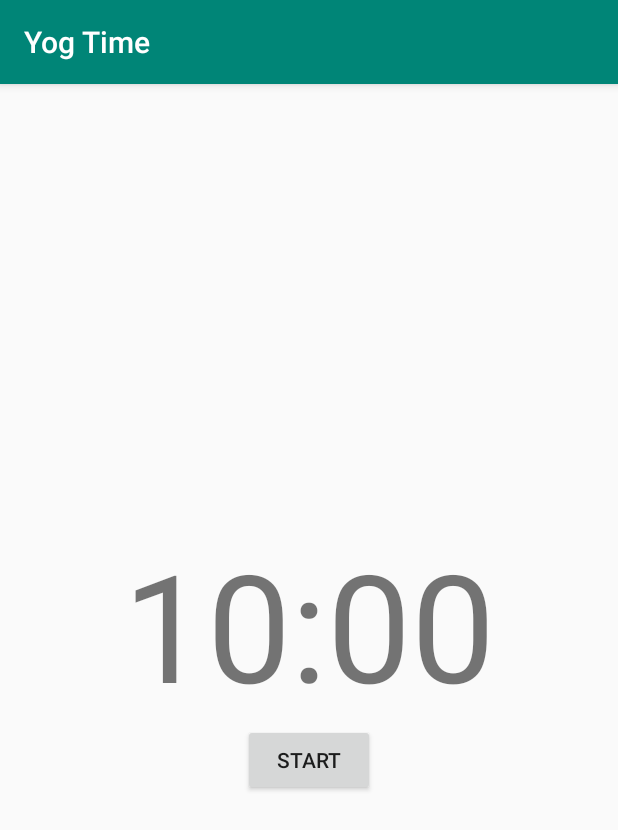
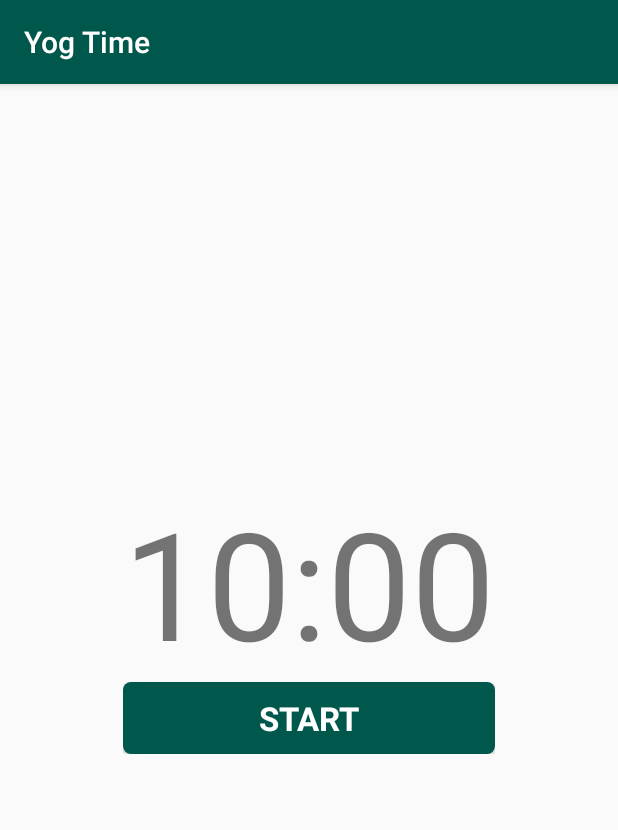
Before and after one commit to Tushaarv/YogTimer, an Android app: the screen it shows after launch (MainActivity), on a phone screen of 412 x 824 dp. Shown: the top 830 px of the screen. Run offline under Robolectric (Android 15) with nearby library versions, the phone set to English and light mode, and no system bars.

Commit message:
UI Updates 1. Button Looks Updated 2. Centre Alignment Updated

```diff
--- /dev/null
+++ b/app/src/main/res/drawable/button_rounded_corners.xml
@@ -0,0 +1,5 @@
+<?xml version="1.0" encoding="utf-8"?>
+<shape xmlns:android="http://schemas.android.com/apk/res/android">
+    <corners android:radius="5dp" />
+    <solid android:color="#00574B" />
+</shape>
--- a/app/src/main/res/layout/activity_main.xml
+++ b/app/src/main/res/layout/activity_main.xml
@@ -11,6 +11,7 @@
         android:layout_height="wrap_content"
         android:gravity="center"
         android:orientation="vertical"
+        android:paddingBottom="?actionBarSize"
         app:layout_constraintBottom_toBottomOf="parent"
         app:layout_constraintLeft_toLeftOf="parent"
         app:layout_constraintRight_toRightOf="parent"
@@ -24,10 +25,15 @@
             tools:text="10:00" />
 
         <Button
-            android:layout_width="wrap_content"
+            android:layout_width="match_parent"
             android:layout_height="wrap_content"
+            android:background="@drawable/button_rounded_corners"
             android:onClick="didClickStart"
-            android:text="@string/home_button_start" />
+            android:text="@string/home_button_start"
+            android:textAllCaps="true"
+            android:textAppearance="@style/TextAppearance.AppCompat.Large"
+            android:textColor="@android:color/white"
+            android:textStyle="bold" />
 
     </LinearLayout>
 
--- a/app/src/main/res/values/colors.xml
+++ b/app/src/main/res/values/colors.xml
@@ -1,6 +1,6 @@
 <?xml version="1.0" encoding="utf-8"?>
 <resources>
-    <color name="colorPrimary">#008577</color>
+    <color name="colorPrimary">#00574B</color>
     <color name="colorPrimaryDark">#00574B</color>
     <color name="colorAccent">#D81B60</color>
 </resources>
```
